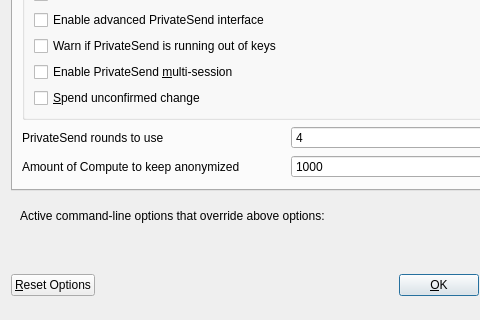
Above: src/qt/forms/optionsdialog.ui from minblock/compute before the change; both pictures show x 0 to 480 and y 117 to 437 of the 576 by 437 pixel window. Below: the same form after it.
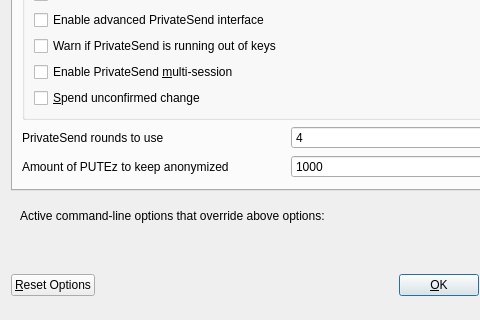
That is the form after the change. The open tabs and pages were chosen to show the change. Custom widgets are drawn as their Qt base class.

What changed in the file:
```diff
--- a/src/qt/forms/optionsdialog.ui
+++ b/src/qt/forms/optionsdialog.ui
@@ -253,7 +253,7 @@
             <string notr="true"/>
            </property>
            <property name="text">
-            <string>Amount of Compute to keep anonymized</string>
+            <string>Amount of PUTEz to keep anonymized</string>
            </property>
           </widget>
          </item>
```
